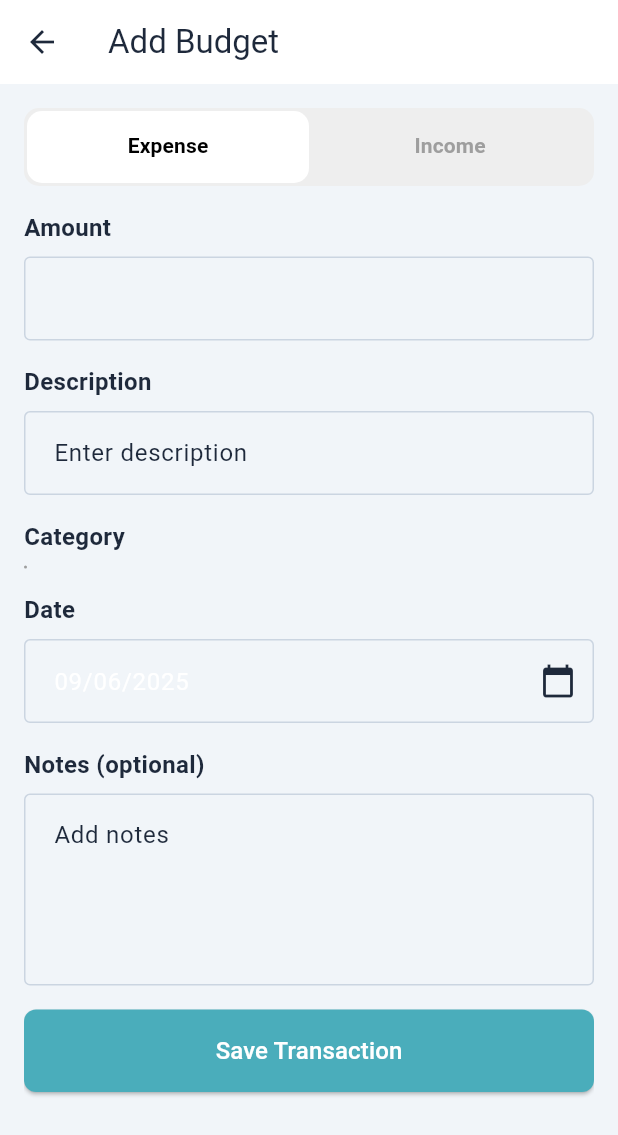
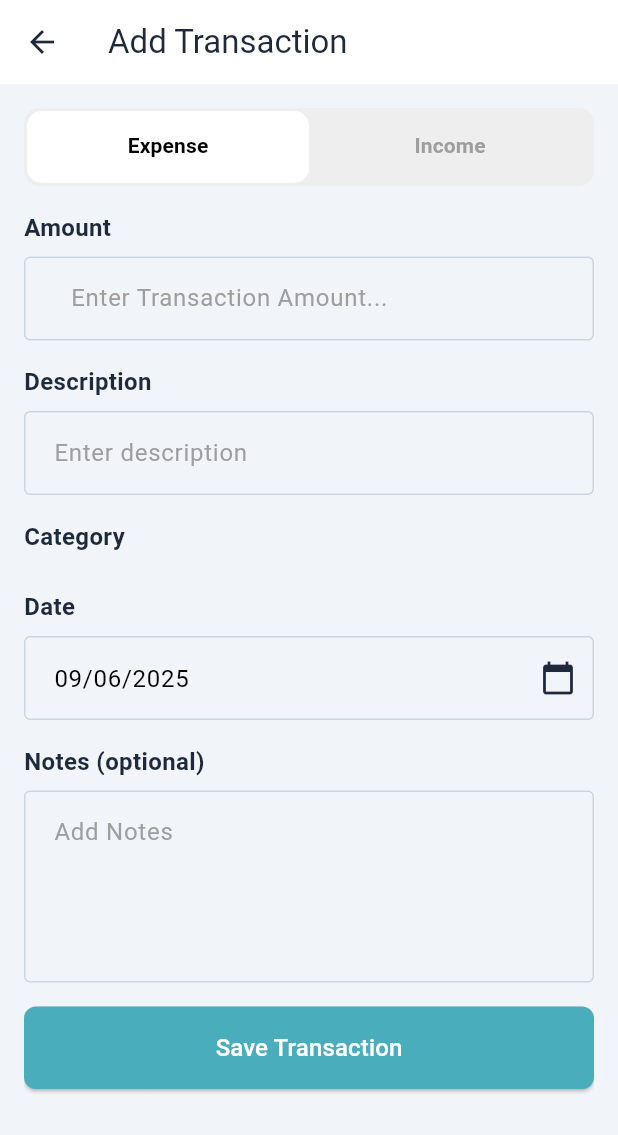
Before and after one commit to TejasPatel3300/flutter-personal-finance-with-bloc-and-clean-architecture, a Flutter app: the AddTransactionScreen screen opened directly, on a phone screen of 412 x 824 dp. Shown: the top 1135 px of the screen. Run offline on Flutter 3.47's test engine with Material 3 defaults, Android fonts, the phone set to English and light mode, and no system bars; our stand-ins replace bloc, bloc_concurrency, dartz, fl_chart, flutter_bloc, freezed_annotation and 2 more; accounts and stored records are empty.

Commit message:
Fix: UI improvement and bug fixes.

```diff
--- a/lib/presentation/add_transaction/add_transaction_screen.dart
+++ b/lib/presentation/add_transaction/add_transaction_screen.dart
@@ -41,7 +41,7 @@ class _AddTransactionScreenState extends State<AddTransactionScreen>
             .of(context)
             .colorScheme
             .inversePrimary,
-        title: Text('Add Budget'),
+        title: Text('Add Transaction'),
       ),
       body: BlocConsumer<TransactionBloc, TransactionState>(
         listener: (context, state) {
@@ -118,9 +118,12 @@ class _AddTransactionScreenState extends State<AddTransactionScreen>
           TextField(
             controller: _amountController,
             keyboardType: TextInputType.number,
-            style: TextStyle(color: Colors.grey),
+            style: TextStyle(color: Colors.black),
             decoration: InputDecoration(
-              prefixText: '\$ ',
+              prefixText: '₹ ',
+              hintText: 'Enter Transaction Amount...',
+              hintStyle: TextStyle(color: Colors.grey),
+              prefixStyle: TextStyle(color: Colors.grey),
               border: OutlineInputBorder(
                 borderRadius: BorderRadius.circular(8),
                 borderSide: const BorderSide(color: Colors.grey, width: 1),
@@ -142,8 +145,10 @@ class _AddTransactionScreenState extends State<AddTransactionScreen>
           const SizedBox(height: 8),
           TextField(
             controller: _descriptionController,
+            style: TextStyle(color: Colors.black),
             decoration: InputDecoration(
               hintText: 'Enter description',
+              hintStyle: TextStyle(color: Colors.grey),
               border: OutlineInputBorder(
                 borderRadius: BorderRadius.circular(8),
                 borderSide: const BorderSide(color: Colors.grey, width: 1),
@@ -163,12 +168,7 @@ class _AddTransactionScreenState extends State<AddTransactionScreen>
             ),
           ),
           const SizedBox(height: 8),
-          Container(
-            decoration: BoxDecoration(
-              border: Border.all(color: Colors.grey),
-              borderRadius: BorderRadius.circular(8),
-            ),
-            child: BlocBuilder<CategoryBloc, CategoryState>(
+          BlocBuilder<CategoryBloc, CategoryState>(
             builder: (context, state) {
               final categories = <Category>[];
               if (state is CategoryLoadSuccess) {
@@ -179,7 +179,7 @@ class _AddTransactionScreenState extends State<AddTransactionScreen>
                       contentPadding: EdgeInsets.symmetric(horizontal: 16),
                       border: InputBorder.none,
                     ),
-                      hint: const Text('Select category'),
+                    hint: const Text('Select Category'),
                     style: TextStyle(color: Colors.black),
                     value: _selectedCategory,
                     isExpanded: true,
@@ -201,7 +201,6 @@ class _AddTransactionScreenState extends State<AddTransactionScreen>
               return const SizedBox();
             },
           ),
-          ),
           const SizedBox(height: 16),
 
           // Date Field
@@ -216,6 +215,7 @@ class _AddTransactionScreenState extends State<AddTransactionScreen>
           TextField(
             controller: _dateController,
             readOnly: true,
+            style: TextStyle(color: Colors.black),
             decoration: InputDecoration(
               border: OutlineInputBorder(
                 borderRadius: BorderRadius.circular(8),
@@ -256,8 +256,10 @@ class _AddTransactionScreenState extends State<AddTransactionScreen>
           TextField(
             controller: _notesController,
             maxLines: 4,
+            style: TextStyle(color: Colors.black),
             decoration: InputDecoration(
-              hintText: 'Add notes',
+              hintText: 'Add Notes',
+              hintStyle: TextStyle(color: Colors.grey),
               border: OutlineInputBorder(
                 borderRadius: BorderRadius.circular(8),
                 borderSide: const BorderSide(color: Colors.grey, width: 1),
--- a/lib/presentation/all_transactions/widgets/all_transaction_screen_body.dart
+++ b/lib/presentation/all_transactions/widgets/all_transaction_screen_body.dart
@@ -48,8 +48,10 @@ class _AllTransactionScreenBodyState extends State<AllTransactionScreenBody> {
               children: [
                 TextField(
                   controller: _searchController,
-                  style: TextStyle(color: Colors.grey),
+                  style: TextStyle(color: Colors.black),
                   decoration: InputDecoration(
+                    hintText: 'Search...',
+                    hintStyle: TextStyle(color: Colors.grey),
                     border: OutlineInputBorder(
                       borderRadius: BorderRadius.circular(8),
                       borderSide: const BorderSide(color: Colors.grey, width: 1),
--- a/lib/presentation/dashboard/dashboard.dart
+++ b/lib/presentation/dashboard/dashboard.dart
@@ -7,6 +7,8 @@ import 'package:personal_finance_tracker/domain/transaction/models/transaction_w
 import 'package:personal_finance_tracker/presentation/all_transactions/all_transactions_screen.dart';
 import 'package:personal_finance_tracker/presentation/dashboard/widgets/report_card.dart';
 import 'package:personal_finance_tracker/repository/category_repository_impl_sqlite.dart';
+import 'package:personal_finance_tracker/utils/datetime_utils.dart';
+import 'package:personal_finance_tracker/utils/extensions.dart';
 
 import '../../bloc/cateogory/category_bloc.dart';
 import '../../bloc/transaction/transaction_bloc.dart';
@@ -330,6 +332,7 @@ class TransactionListItem extends StatelessWidget {
 
   @override
   Widget build(BuildContext context) {
+    final iconBGColor = HexColor.fromHex(transaction.color ?? '#000000');
     return Container(
       padding: const EdgeInsets.symmetric(vertical: 14),
       decoration: BoxDecoration(
@@ -341,7 +344,7 @@ class TransactionListItem extends StatelessWidget {
           Container(
             padding: const EdgeInsets.all(10),
             decoration: BoxDecoration(
-              color: Colors.green,
+              color: iconBGColor,
               shape: BoxShape.circle,
             ),
             child: Icon(Icons.account_balance_wallet_outlined, color: Colors.white, size: 20),
@@ -371,7 +374,7 @@ class TransactionListItem extends StatelessWidget {
                 ),
                 const SizedBox(height: 4),
                 Text(
-                  transaction.date.toString(),
+                  DateTimeUtils.instance.getDateMMMddyyyy(transaction.date),
                   style: const TextStyle(
                     fontSize: 13,
                     color: Colors.grey,
@@ -387,7 +390,11 @@ class TransactionListItem extends StatelessWidget {
             style: TextStyle(
               fontSize: 15,
               fontWeight: FontWeight.w600,
-              color: transaction.type == TransactionType.income ? Colors.green : Colors.black87,
+              color: transaction.type == TransactionType.income
+                  ? Colors.green
+                  : transaction.type == TransactionType.expense
+                      ? Colors.red
+                      : Colors.black,
             ),
           ),
         ],
--- a/lib/presentation/dashboard/widgets/report_card.dart
+++ b/lib/presentation/dashboard/widgets/report_card.dart
@@ -125,7 +125,7 @@ class SpendingChartContent extends StatelessWidget {
                                 child: CategoryLegend(
                                   color: color,
                                   title: '$categoryName',
-                                  amount: '\$$totalAmountForCategory',
+                                  amount: '₹$totalAmountForCategory',
                                 ),
                               );
                             },
--- a/lib/presentation/report/report_screen.dart
+++ b/lib/presentation/report/report_screen.dart
@@ -225,7 +225,7 @@ class MonthlyReportHeader extends StatelessWidget {
         Text(label, style: const TextStyle(fontSize: 14, color: Colors.black54)),
         const SizedBox(height: 6),
         Text(
-          "\$${value.toStringAsFixed(2)}",
+          "₹${value.toStringAsFixed(2)}",
           style: TextStyle(
             fontSize: 16,
             fontWeight: FontWeight.w600,
@@ -333,7 +333,7 @@ class SpendingByCategoryChart extends StatelessWidget {
                 ),
               ),
               Text(
-                "\$${d.totalSpendingForCategory.toStringAsFixed(2)}",
+                "₹${d.totalSpendingForCategory.toStringAsFixed(2)}",
                 style: const TextStyle(fontSize: 14, fontWeight: FontWeight.w500),
               ),
             ],
```
Also changed, not shown: lib/utils/datetime_utils.dart (added, +11 -0 lines). Lines whose indentation alone changed are shown as unchanged.
